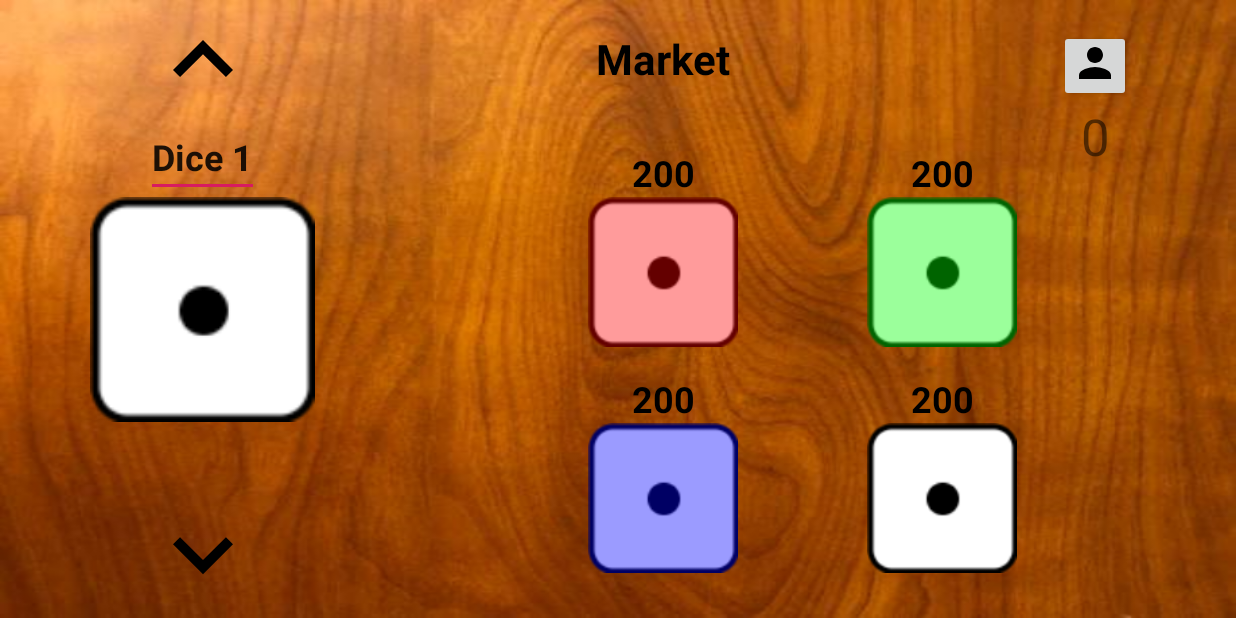
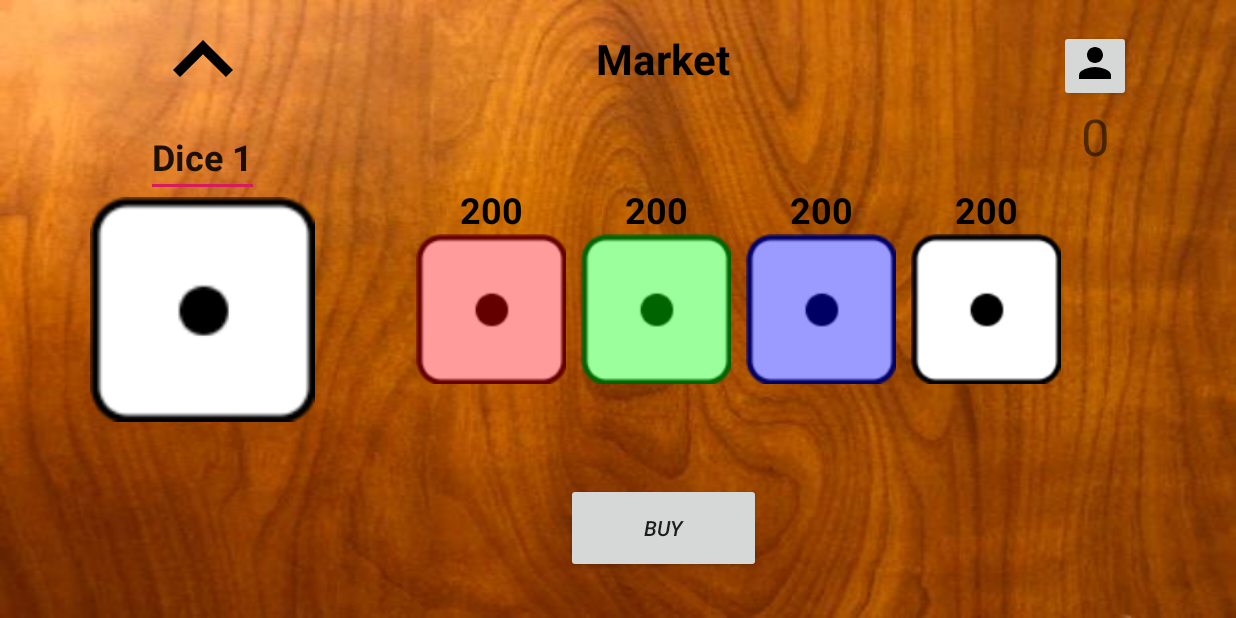
Before and after one commit to dignified-farkle-coders/dignified-farkle-client, an Android app: the MarketActivity screen opened directly, with no data from a screen before it, on a phone screen of 824 x 412 dp (held sideways). Run offline under Robolectric (Android 15) with nearby library versions, the phone set to English and light mode, and no system bars.

Commit message:
Market more fleshed out

```diff
--- a/app/src/main/java/io/farkle/dignifiedfarkleclient/MarketActivity.java
+++ b/app/src/main/java/io/farkle/dignifiedfarkleclient/MarketActivity.java
@@ -3,6 +3,7 @@ package io.farkle.dignifiedfarkleclient;
 import android.graphics.Color;
 import android.os.Bundle;
 import android.view.View;
+import android.view.View.OnClickListener;
 import android.widget.Button;
 import android.widget.ImageView;
 import android.widget.TextView;
@@ -16,12 +17,21 @@ public class MarketActivity extends AppCompatActivity {
   private ImageView diePresentation3;
   private ImageView diePresentation4;
   private TextView victoryPoints;
+  private Button buyButton;
+  ImageView upArrow;
+  ImageView downArrow;
+  private int basket = 0;
+  private int dieCount = 1;
 
   @Override
   protected void onCreate(Bundle savedInstanceState) {
     setContentView(R.layout.activity_market);
     super.onCreate(savedInstanceState);
 
+    upArrow = findViewById(R.id.scroll_up);
+    downArrow = findViewById(R.id.scroll_down);
+    downArrow.setVisibility(View.INVISIBLE);
+    buyButton = findViewById(R.id.buy_button);
     victoryPoints = findViewById(R.id.victory_points);
     diePresentation1 = findViewById(R.id.die_presentation_1);
     diePresentation1.setColorFilter(Color.argb(100, 255, 0, 0));
@@ -32,5 +42,75 @@ public class MarketActivity extends AppCompatActivity {
     diePresentation4 = findViewById(R.id.die_presentation_4);
 
     victoryPoints.setText(String.valueOf(StartFragment.playerPoints));
+
+    diePresentation1.setOnClickListener(new OnClickListener() {
+      @Override
+      public void onClick(View v) {
+        basket = 200;
+      }
+    });
+
+    diePresentation2.setOnClickListener(new OnClickListener() {
+      @Override
+      public void onClick(View v) {
+        basket = 200;
+      }
+    });
+
+    diePresentation3.setOnClickListener(new OnClickListener() {
+      @Override
+      public void onClick(View v) {
+        basket = 200;
+      }
+    });
+
+    diePresentation4.setOnClickListener(new OnClickListener() {
+      @Override
+      public void onClick(View v) {
+        basket = 200;
+      }
+    });
+
+    buyButton.setOnClickListener(new OnClickListener() {
+      @Override
+      public void onClick(View v) {
+        System.out.println("POINTS: " + StartFragment.playerPoints);
+        if(StartFragment.playerPoints >= basket) {
+          System.out.println(StartFragment.playerPoints - basket);
+          StartFragment.player.setVictoryPoints(StartFragment.playerPoints - basket);
+          victoryPoints.setText(String.valueOf(StartFragment.player.getVictoryPoints()));
+        }
+      }
+    });
+
+      upArrow.setOnClickListener(new OnClickListener() {
+        @Override
+        public void onClick(View v) {
+          if(dieCount < 6) {
+            System.out.println(dieCount);
+            downArrow.setVisibility(View.VISIBLE);
+            upArrow.setVisibility(View.VISIBLE);
+            dieCount += 1;
+          } else {
+            upArrow.setVisibility(View.INVISIBLE);
+          }
+        }
+      });
+
+      downArrow.setOnClickListener(new OnClickListener() {
+        @Override
+        public void onClick(View v) {
+          if(dieCount > 1) {
+            System.out.println(dieCount);
+            downArrow.setVisibility(View.VISIBLE);
+            upArrow.setVisibility(View.VISIBLE);
+            dieCount -= 1;
+          } else {
+            upArrow.setVisibility(View.INVISIBLE);
+          }
+        }
+      });
+
+
   }
 }
--- a/app/src/main/java/io/farkle/dignifiedfarkleclient/StartFragment.java
+++ b/app/src/main/java/io/farkle/dignifiedfarkleclient/StartFragment.java
@@ -36,6 +36,8 @@ public class StartFragment extends Fragment implements View.OnClickListener {
   private Button marketButton;
   private GoogleSignInService googleSignInService = GoogleSignInService.getInstance();
   public static int playerPoints = 0;
+  public static Player player = new Player();
+
 
 
   @Nullable
@@ -64,7 +66,6 @@ public class StartFragment extends Fragment implements View.OnClickListener {
   public void onViewCreated(@NonNull View view, @Nullable Bundle savedInstanceState) {
     super.onViewCreated(view, savedInstanceState);
     viewModel = ViewModelProviders.of(getActivity()).get(MainViewModel.class);
-    Player player = new Player();
 
     goldenDice.setOnClickListener(v -> {
       claim.setVisibility(View.INVISIBLE);
@@ -80,7 +81,6 @@ public class StartFragment extends Fragment implements View.OnClickListener {
       fadeOut.setStartOffset(800 + fadeIn.getStartOffset());
       player.setVictoryPoints(1000);
       playerPoints = player.getVictoryPoints();
-
 
       victoryPoints.setText(String.valueOf(playerPoints));
 
--- a/app/src/main/res/layout/activity_market.xml
+++ b/app/src/main/res/layout/activity_market.xml
@@ -73,9 +73,10 @@
     android:src="@drawable/generic_1"
     android:layout_width="100dp"
     android:layout_height="100dp"
-    app:layout_constraintRight_toRightOf="parent"
-    app:layout_constraintLeft_toLeftOf="parent"
-    app:layout_constraintTop_toBottomOf="@id/die_name"
+    android:layout_marginRight="10dp"
+    app:layout_constraintRight_toLeftOf="@id/die_presentation_2"
+    app:layout_constraintTop_toTopOf="parent"
+    app:layout_constraintBottom_toBottomOf="parent"
     />
 
   <ImageView
@@ -83,9 +84,11 @@
     android:src="@drawable/generic_1"
     android:layout_width="100dp"
     android:layout_height="100dp"
-    app:layout_constraintRight_toRightOf="@id/die_presentation_4"
-    app:layout_constraintLeft_toLeftOf="@id/die_presentation_4"
-    app:layout_constraintTop_toBottomOf="@id/die_name"
+    android:layout_marginRight="10dp"
+    app:layout_constraintLeft_toLeftOf="@id/buy_button"
+    app:layout_constraintRight_toRightOf="@id/buy_button"
+    app:layout_constraintTop_toTopOf="parent"
+    app:layout_constraintBottom_toBottomOf="parent"
     />
 
   <ImageView
@@ -93,10 +96,10 @@
     android:src="@drawable/generic_1"
     android:layout_width="100dp"
     android:layout_height="100dp"
-    android:layout_marginBottom="30dp"
+    android:layout_marginLeft="10dp"
+    app:layout_constraintLeft_toRightOf="@id/die_presentation_2"
+    app:layout_constraintTop_toTopOf="parent"
     app:layout_constraintBottom_toBottomOf="parent"
-    app:layout_constraintLeft_toLeftOf="@id/die_presentation_1"
-    app:layout_constraintRight_toRightOf="@id/die_presentation_1"
     />
 
   <ImageView
@@ -104,11 +107,10 @@
     android:src="@drawable/generic_1"
     android:layout_width="100dp"
     android:layout_height="100dp"
-    android:layout_marginRight="60dp"
-    android:layout_marginBottom="30dp"
+    android:layout_marginLeft="10dp"
+    app:layout_constraintLeft_toRightOf="@id/die_presentation_3"
+    app:layout_constraintTop_toTopOf="parent"
     app:layout_constraintBottom_toBottomOf="parent"
-    app:layout_constraintRight_toRightOf="parent"
-    app:layout_constraintLeft_toRightOf="@id/die_presentation_3"
     />
 
   <TextView
@@ -156,6 +158,7 @@
     app:layout_constraintRight_toRightOf="@id/die_presentation_4"/>
 
   <TextView
+    android:id="@+id/market_header"
     android:layout_width="wrap_content"
     android:layout_height="wrap_content"
     android:text="@string/market"
@@ -173,5 +176,16 @@
     app:layout_constraintLeft_toLeftOf="parent"
     android:textColor="#FF0"/>
 
+  <Button
+    android:id="@+id/buy_button"
+    android:layout_width="130dp"
+    android:layout_height="60dp"
+    app:layout_constraintLeft_toLeftOf="parent"
+    app:layout_constraintRight_toRightOf="parent"
+    app:layout_constraintBottom_toBottomOf="parent"
+    android:text="Buy"
+    android:layout_marginBottom="30dp"
+    android:textStyle="italic"
+    />
 
 </androidx.constraintlayout.widget.ConstraintLayout>
```
